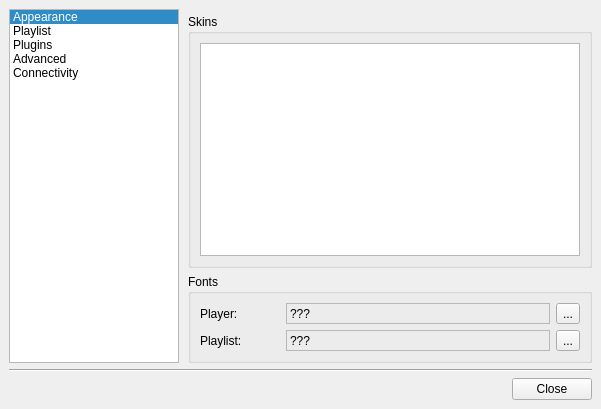
First picture: the form in src/ui/forms/configdialog.ui, repository ksv1986/qmmp-staging, before the edit.
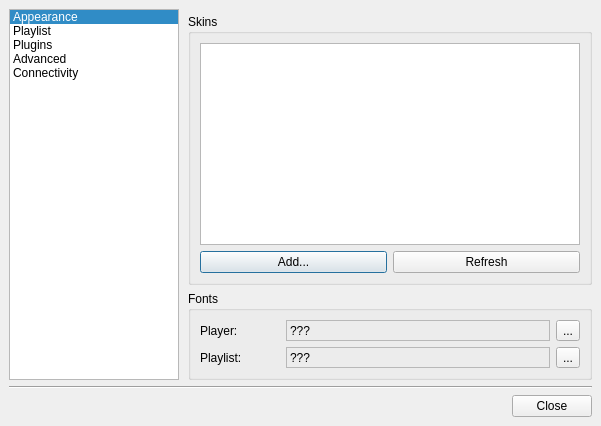
Second picture: the form after the edit. Icons and pictures are not drawn.

Commit message: skin installation dialog

Patch:
```diff
--- a/src/ui/forms/configdialog.ui
+++ b/src/ui/forms/configdialog.ui
@@ -6,7 +6,7 @@
     <x>0</x>
     <y>0</y>
     <width>601</width>
-    <height>409</height>
+    <height>426</height>
    </rect>
   </property>
   <property name="windowTitle" >
@@ -160,14 +160,8 @@
            <property name="title" >
             <string>Skins</string>
            </property>
-           <layout class="QVBoxLayout" >
-            <property name="spacing" >
-             <number>6</number>
-            </property>
-            <property name="margin" >
-             <number>9</number>
-            </property>
-            <item>
+           <layout class="QGridLayout" name="gridLayout" >
+            <item row="0" column="0" colspan="2" >
              <widget class="QListWidget" name="listWidget" >
               <property name="alternatingRowColors" >
                <bool>true</bool>
@@ -186,21 +180,47 @@
               </property>
              </widget>
             </item>
+            <item row="1" column="0" >
+             <widget class="QPushButton" name="skinInstallButton" >
+              <property name="minimumSize" >
+               <size>
+                <width>0</width>
+                <height>0</height>
+               </size>
+              </property>
+              <property name="text" >
+               <string>Add...</string>
+              </property>
+             </widget>
+            </item>
+            <item row="1" column="1" >
+             <widget class="QPushButton" name="skinReloadButton" >
+              <property name="minimumSize" >
+               <size>
+                <width>0</width>
+                <height>0</height>
+               </size>
+              </property>
+              <property name="text" >
+               <string>Refresh</string>
+              </property>
+             </widget>
+            </item>
            </layout>
           </widget>
          </item>
          <item>
           <widget class="QGroupBox" name="plGroupBox" >
+           <property name="sizePolicy" >
+            <sizepolicy vsizetype="Fixed" hsizetype="Preferred" >
+             <horstretch>0</horstretch>
+             <verstretch>0</verstretch>
+            </sizepolicy>
+           </property>
            <property name="title" >
             <string>Fonts</string>
            </property>
-           <layout class="QGridLayout" >
-            <property name="margin" >
-             <number>9</number>
-            </property>
-            <property name="spacing" >
-             <number>6</number>
-            </property>
+           <layout class="QGridLayout" name="gridLayout_2" >
             <item row="0" column="0" >
              <widget class="QLabel" name="label" >
               <property name="maximumSize" >
@@ -217,6 +237,26 @@
               </property>
              </widget>
             </item>
+            <item row="0" column="1" >
+             <widget class="QLabel" name="mainFontLabel" >
+              <property name="frameShape" >
+               <enum>QFrame::StyledPanel</enum>
+              </property>
+              <property name="frameShadow" >
+               <enum>QFrame::Sunken</enum>
+              </property>
+              <property name="text" >
+               <string>???</string>
+              </property>
+             </widget>
+            </item>
+            <item row="0" column="2" >
+             <widget class="QToolButton" name="mainFontButton" >
+              <property name="text" >
+               <string>...</string>
+              </property>
+             </widget>
+            </item>
             <item row="1" column="0" >
              <widget class="QLabel" name="label_2" >
               <property name="maximumSize" >
@@ -253,26 +293,6 @@
               </property>
              </widget>
             </item>
-            <item row="0" column="1" >
-             <widget class="QLabel" name="mainFontLabel" >
-              <property name="frameShape" >
-               <enum>QFrame::StyledPanel</enum>
-              </property>
-              <property name="frameShadow" >
-               <enum>QFrame::Sunken</enum>
-              </property>
-              <property name="text" >
-               <string>???</string>
-              </property>
-             </widget>
-            </item>
-            <item row="0" column="2" >
-             <widget class="QToolButton" name="mainFontButton" >
-              <property name="text" >
-               <string>...</string>
-              </property>
-             </widget>
-            </item>
            </layout>
           </widget>
          </item>
```
Left out of the diff: 12 changed lines with no effect on the pictures. The commit also changes 4 other files.
